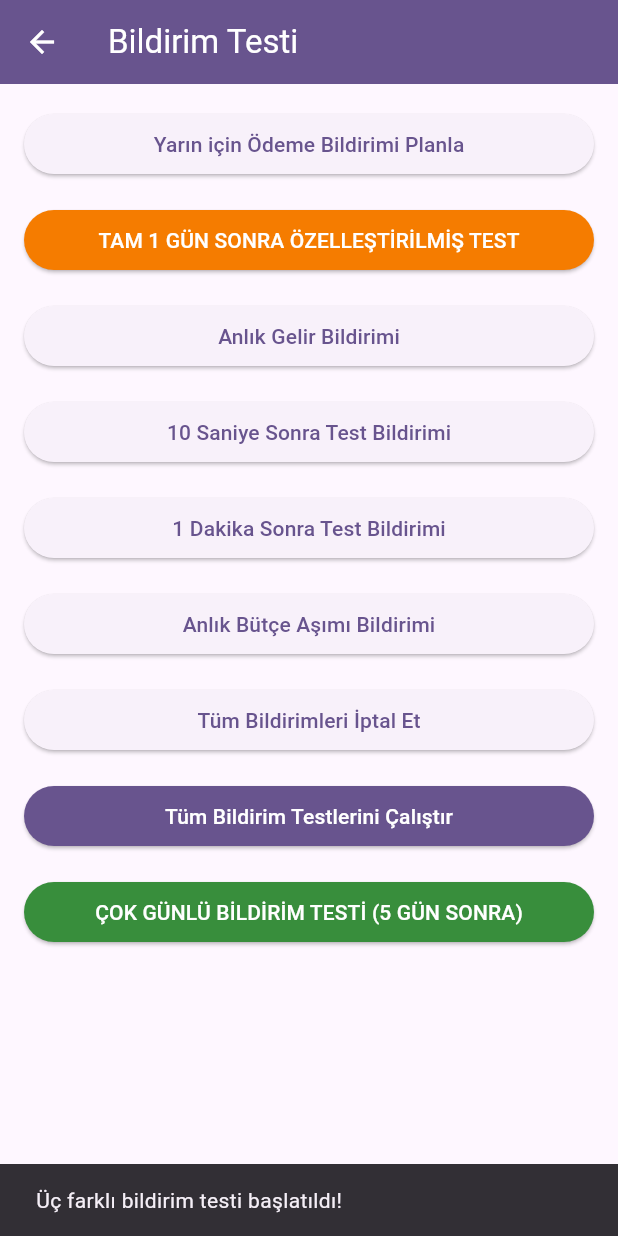
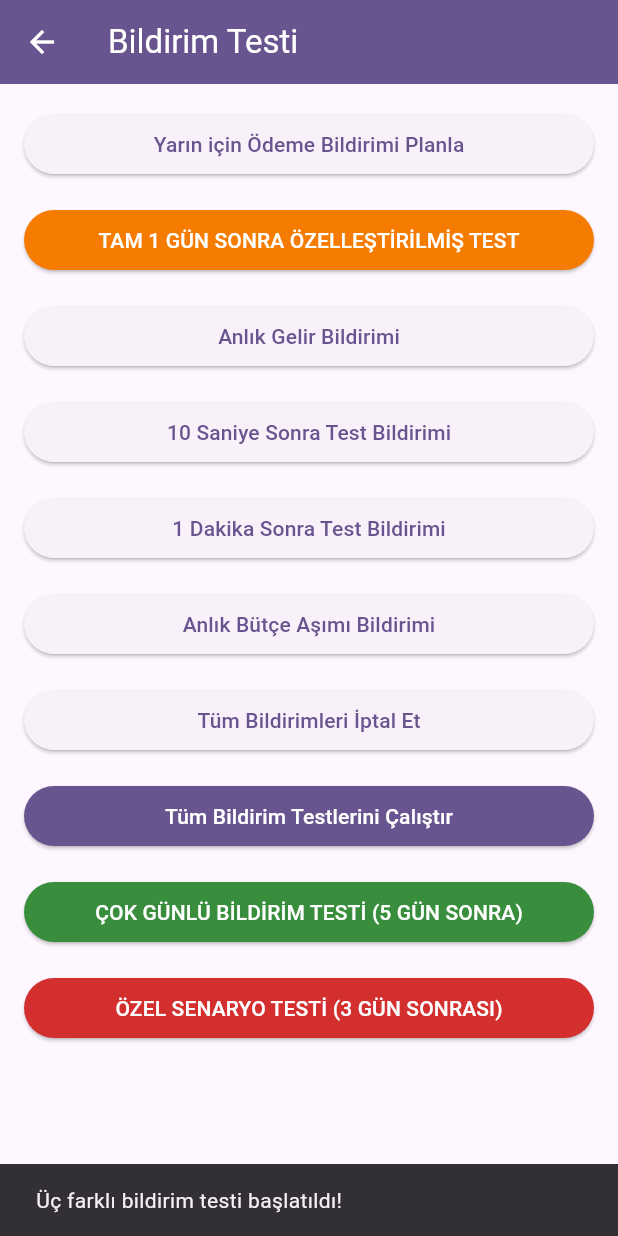
Before and after one commit to semihcamlibel/finance_app, a Flutter app: the NotificationTestPage screen opened directly, after a tap on "Tüm Bildirim Testlerini Çalıştır", on a phone screen of 412 x 824 dp. Run offline on Flutter 3.47's test engine with Material 3 defaults, Android fonts, the phone set to English and light mode, and no system bars; our stand-ins replace fl_chart, flutter_local_notifications, local_auth, shared_preferences, sqflite, timezone; accounts and stored records are empty.

Commit message:
Bildirim sistemi tamamen yeniden yapılandırıldı: Her gün için ayrı bildirim ve özel test senaryosu eklendi

```diff
--- a/lib/screens/notification_test_page.dart
+++ b/lib/screens/notification_test_page.dart
@@ -1,5 +1,6 @@
 import 'package:flutter/material.dart';
 import '../services/notification_service.dart';
+import 'package:shared_preferences/shared_preferences.dart';
 
 class NotificationTestPage extends StatelessWidget {
   const NotificationTestPage({super.key});
@@ -240,6 +241,59 @@ class NotificationTestPage extends StatelessWidget {
               },
               child: const Text('ÇOK GÜNLÜ BİLDİRİM TESTİ (5 GÜN SONRA)'),
             ),
+            const SizedBox(height: 16),
+            // Yeni "Senaryo testi" butonu - özellikle çoklu gün bildirimleri için
+            ElevatedButton(
+              style: ElevatedButton.styleFrom(
+                backgroundColor: Colors.red.shade700,
+                foregroundColor: Colors.white,
+              ),
+              onPressed: () async {
+                // Kullanıcı ayarlarını alma
+                final prefs = await SharedPreferences.getInstance();
+                final hour = prefs.getInt('notificationTimeHour') ?? 9;
+                final minute = prefs.getInt('notificationTimeMinute') ?? 0;
+                final daysBefore = prefs.getInt('notificationDaysBefore') ?? 3;
+
+                // Ayın 11'i için ödeme oluşturma (Örnek senaryo)
+                final now = DateTime.now();
+
+                // Bugünden 3 gün sonra için ödeme planla
+                final targetDay = now.day + 3;
+                final paymentDate = DateTime(
+                  now.year,
+                  now.month,
+                  targetDay, // şu andan 3 gün sonra
+                );
+
+                // Bildirim oluştur
+                NotificationService.instance.showNotification(
+                  id: 9000,
+                  title: 'ÖZEL SENARYO TESTİ',
+                  body: 'Bu bildirim, ayarlarınıza göre her gün gösterilecek: '
+                      'Hedef: ${paymentDate.day}.${paymentDate.month}.${paymentDate.year}, '
+                      'Ayar: $daysBefore gün önce, Saat: $hour:$minute',
+                  scheduledDate: paymentDate,
+                  type: 'payment',
+                );
+
+                ScaffoldMessenger.of(context).showSnackBar(
+                  SnackBar(
+                    content: Text(
+                      'ÖZEL SENARYO TEST EDİLİYOR:\n'
+                      '✓ Ayarlarınız: $daysBefore gün önce, Saat: $hour:$minute\n'
+                      '✓ Hedef Tarih: ${paymentDate.day}.${paymentDate.month}.${paymentDate.year}\n'
+                      '✓ Bugünün Tarihi: ${now.day}.${now.month}.${now.year}\n'
+                      '✓ Kalan Gün: ${paymentDate.difference(DateTime(now.year, now.month, now.day)).inDays} gün\n\n'
+                      'Ayarlarınıza göre ${daysBefore} gün boyunca her gün bildirim almalısınız!',
+                    ),
+                    duration: const Duration(seconds: 8),
+                  ),
+                );
+              },
+              child: const Text('ÖZEL SENARYO TESTİ (3 GÜN SONRASI)'),
+            ),
+            const SizedBox(height: 16),
           ],
         ),
       ),
--- a/lib/services/notification_service.dart
+++ b/lib/services/notification_service.dart
@@ -202,22 +202,20 @@ class NotificationService {
       final daysBefore = await _getNotificationDaysBefore();
       final notificationTime = await _getNotificationTime();
 
-      // Hedef tarihe kaç gün kaldığını hesaplayalım
+      // Sadece tarihleri kullanarak (saat olmadan) gün farkını hesaplayalım
       final today = DateTime(now.year, now.month, now.day);
-      final scheduleDay =
+      final targetDate =
           DateTime(scheduledDate.year, scheduledDate.month, scheduledDate.day);
-      final difference = scheduleDay.difference(today).inDays;
+      final daysUntilTarget = targetDate.difference(today).inDays;
 
       debugPrint(
-          'Hedef tarih: $scheduleDay, Bugün: $today, Fark: $difference gün, Bildirim: $daysBefore gün önce');
+          'HEDEF TARİH: $targetDate, BUGÜN: $today, KALAN GÜN: $daysUntilTarget, BİLDİRİM GÜNÜ: $daysBefore gün önce');
 
-      // Özel zamanlı bildirim mi, yoksa ayarlarda belirlenen zamana göre mi?
+      // Özel test zamanlı bildirim mi yoksa normal ayarlanmış bildirim mi?
       if (useCustomTime) {
         // Test bildirimleri için özel zaman kullan
-        // TZDateTime kullanarak yerel saat dilimine göre hesaplayalım
         final zonedTime = tz.TZDateTime.from(scheduledDate, tz.local);
 
-        // Geçmiş bir zamana bildirim planlanıyorsa
         if (zonedTime.isBefore(tz.TZDateTime.now(tz.local))) {
           debugPrint(
               'Geçmiş zaman tespit edildi, bildirim 5 saniye sonra gösterilecek');
@@ -228,33 +226,28 @@ class NotificationService {
           _scheduleExactNotification(id, title, body, zonedTime, type);
         }
       } else {
-        // Kullanıcının ayarladığı bildirim günleri için işlem yapalım
+        // Normal bildirim mantığı: Birden çok gün bildirim göndermek için
 
-        // Eğer bugün (difference günü) bildirim günleri içindeyse
-        if (0 <= difference && difference <= daysBefore) {
-          // Bugün bir bildirim gösterilmeli
-          _scheduleNotificationForToday(
-              id, title, body, notificationTime, type);
+        // Eğer tarih, bildirim gün sayısı içindeyse bildirimler gönderilsin
+        // Örnek: Hedef tarih 3 gün sonra, ve kullanıcı 3 gün önce bildirim istemiş
+        // Bu durumda bildirimler şu günlerde gönderilmeli: Bugün (3 gün kala), Yarın (2 gün kala), 2 gün sonra (1 gün kala)
+
         debugPrint(
-              'Bugün bildirim planlandı (kalan gün: $difference, bildirilecek gün: $daysBefore içinde)');
-        }
+            'Normal bildirim planlanıyor. daysUntilTarget = $daysUntilTarget, daysBefore = $daysBefore');
 
-        // Birden fazla gün bildirim göstermek için, her gün için farklı ID'lerle bildirim planla
-        // daysBefore günden başlayarak geriye doğru say ve her gün için ayrı bildirim oluştur
-        for (int i = daysBefore; i > 0; i--) {
-          // Eğer bugünkü bildirim zaten yukarıda planlandıysa atlayalım
-          if (difference == i) continue;
+        // Eğer hedef tarih, şu andan daysBefore gün veya daha az ilerideyse
+        // bugünden başlayarak her gün bildirim göstermeliyiz
+        if (daysUntilTarget <= daysBefore) {
+          // Bugünden başlayarak, hedef güne kadar her gün bildirim göster
+          // 0 = bugün, 1 = yarın, 2 = 2 gün sonra... şeklinde
+          for (int dayOffset = 0; dayOffset <= daysUntilTarget; dayOffset++) {
+            // O gün için bildirimi planla
+            final notificationDay = today.add(Duration(days: dayOffset));
 
-          // Hedef tarihten i gün öncesi için bir bildirim planla
-          final notificationDay = scheduleDay.subtract(Duration(days: i));
+            // Her gün için benzersiz ID oluştur
+            final uniqueId = id + (dayOffset * 1000);
 
-          // Eğer bildirim günü bugünden önceyse, bu günü atlayalım
-          if (notificationDay.isBefore(today)) continue;
-
-          // Her gün için benzersiz ID oluştur (temel ID + gün offseti)
-          final uniqueId = id + (i * 1000);
-
-          // O gün için bildirimi planla
+            // O gün ve kullanıcının seçtiği saat için bildirimi planla
             final notificationDateTime = DateTime(
               notificationDay.year,
               notificationDay.month,
@@ -263,17 +256,44 @@ class NotificationService {
               notificationTime.minute,
             );
 
-          final zonedTime = tz.TZDateTime.from(notificationDateTime, tz.local);
+            final zonedTime =
+                tz.TZDateTime.from(notificationDateTime, tz.local);
 
-          // Eğer bu zaman geçmişte kaldıysa, atlayalım
-          if (zonedTime.isBefore(tz.TZDateTime.now(tz.local))) {
-            debugPrint('$i gün öncesi için bildirim zamanı geçmiş, atlanıyor');
-            continue;
+            // Eğer belirlenen saat geçmişse ve bugüne ait bir bildirimse
+            if (dayOffset == 0 &&
+                zonedTime.isBefore(tz.TZDateTime.now(tz.local))) {
+              // 5 saniye sonraya planla
+              debugPrint(
+                  'Bugünkü bildirim için saat geçmiş, 5 saniye sonra gösterilecek');
+              final immediateTime =
+                  tz.TZDateTime.now(tz.local).add(const Duration(seconds: 5));
+              _scheduleExactNotification(
+                  uniqueId, title, body, immediateTime, type);
+            } else {
+              _scheduleExactNotification(
+                  uniqueId, title, body, zonedTime, type);
+              debugPrint(
+                  'Bildirim planlandı: ${daysUntilTarget - dayOffset} gün kala - '
+                  'Tarih: ${notificationDay.day}.${notificationDay.month}.${notificationDay.year} '
+                  'Saat: ${notificationTime.hour}:${notificationTime.minute} (ID: $uniqueId)');
             }
+          }
+        } else {
+          // Hedef tarih daysBefore günden daha uzak ise, bildirimleri daha sonra göstereceğiz
+          // Bu durumda şimdilik sadece hafızaya kaydedelim
+          debugPrint(
+              'Hedef tarih $daysUntilTarget gün sonra. Bildirim günlerinden ($daysBefore) daha uzak, şimdilik kaydediliyor.');
 
-          _scheduleExactNotification(uniqueId, title, body, zonedTime, type);
-          debugPrint(
-              '$i gün öncesi için bildirim planlandı: $notificationDay (ID: $uniqueId)');
+          // Yine de bildirimin kaydını tutalım
+          final scheduledDateTime = DateTime(
+            targetDate.year,
+            targetDate.month,
+            targetDate.day,
+            notificationTime.hour,
+            notificationTime.minute,
+          );
+
+          _saveScheduledNotification(id, title, body, scheduledDateTime, type);
         }
       }
     } catch (e) {
@@ -410,6 +430,11 @@ class NotificationService {
       // Tüm bildirimleri iptal edelim (temiz başlangıç)
       await _notifications.cancelAll();
 
+      final now = DateTime.now();
+      final today = DateTime(now.year, now.month, now.day);
+      final notificationTime = await _getNotificationTime();
+      final daysBefore = await _getNotificationDaysBefore();
+
       // Her bir bildirimi yeniden planlayalım
       for (final notificationData in notifications) {
         final parts = notificationData.split('|');
@@ -422,16 +447,63 @@ class NotificationService {
             DateTime.fromMillisecondsSinceEpoch(int.tryParse(parts[3]) ?? 0);
         final type = parts[4];
 
-        // Sadece gelecekteki bildirimleri yeniden planla
-        if (scheduledDate.isAfter(DateTime.now())) {
-          await showNotification(
-            id: id,
-            title: title,
-            body: body,
-            scheduledDate: scheduledDate,
-            type: type,
-            useCustomTime: true,
+        // Hedef tarihin sadece gün/ay/yıl kısmını kullan
+        final targetDate = DateTime(
+            scheduledDate.year, scheduledDate.month, scheduledDate.day);
+
+        // Hedef tarih bugünden sonra ise bildirimleri yeniden planlayalım
+        if (targetDate.isAfter(today) || targetDate.isAtSameMomentAs(today)) {
+          // Gün farkını hesapla
+          final daysUntilTarget = targetDate.difference(today).inDays;
+
+          debugPrint(
+              'Eski bildirimi yeniden planlama: ID=$id, Hedef=$targetDate, Kalan=$daysUntilTarget gün');
+
+          // Eğer hedef tarih, bildirim gün sayısı içindeyse bildirimleri oluştur
+          if (daysUntilTarget <= daysBefore) {
+            // Bugünden başlayarak, hedef güne kadar (dahil) her gün bildirim planla
+            for (int dayOffset = 0; dayOffset <= daysUntilTarget; dayOffset++) {
+              final notificationDay = today.add(Duration(days: dayOffset));
+              final uniqueId = id + (dayOffset * 1000);
+
+              final notificationDateTime = DateTime(
+                notificationDay.year,
+                notificationDay.month,
+                notificationDay.day,
+                notificationTime.hour,
+                notificationTime.minute,
               );
+
+              final zonedTime =
+                  tz.TZDateTime.from(notificationDateTime, tz.local);
+
+              // Bugün için ve saat geçtiyse, 5 saniye sonraya planla
+              if (dayOffset == 0 &&
+                  zonedTime.isBefore(tz.TZDateTime.now(tz.local))) {
+                final immediateTime =
+                    tz.TZDateTime.now(tz.local).add(const Duration(seconds: 5));
+                _scheduleExactNotification(
+                    uniqueId, title, body, immediateTime, type);
+
+                debugPrint(
+                    'Geçmiş saatli bugünkü bildirim hemen planlandı: ID=$uniqueId');
+              } else {
+                _scheduleExactNotification(
+                    uniqueId, title, body, zonedTime, type);
+
+                debugPrint('Yeniden planlanan bildirim: ID=$uniqueId, '
+                    '${daysUntilTarget - dayOffset} gün kala (${notificationDay.day}.${notificationDay.month})');
+              }
+            }
+          } else {
+            // Henüz bildirim zamanı gelmemiş, tekrar kaydet
+            _saveScheduledNotification(id, title, body, scheduledDate, type);
+            debugPrint(
+                'Hedef tarih ($daysUntilTarget gün) bildirim zamanından uzak, tekrar kaydedildi.');
+          }
+        } else {
+          debugPrint(
+              'Geçmiş tarihli bildirim atlandı: ID=$id, Tarih=$scheduledDate');
         }
       }
 
@@ -572,19 +644,40 @@ class NotificationService {
         useCustomTime: true,
       );
 
-      // 4. Bugün için (1 gün önce) planlı bildirim testi
-      final tomorrow = DateTime.now().add(const Duration(days: 1));
+      // 4. Ayarlardaki günlük bildirim testi
+      final now = DateTime.now();
+      final daysBefore = await _getNotificationDaysBefore();
+      final tomorrow = DateTime(now.year, now.month, now.day + 1);
+
+      // Yarın için bildirim planla, kullanıcının gün ayarlarına göre
       await showNotification(
         id: 9996,
-        title: "Yarın için Planlı Ödeme Bildirimi",
+        title: "AYARLARA GÖRE BİLDİRİM TESTİ",
         body:
-            "Bu bildirim yarın (${tomorrow.day}.${tomorrow.month}.${tomorrow.year}) için planlanmış bir ödeme bildirimini simüle eder. Bugün gösterilmelidir.",
+            "Bu bildirim yarın (${tomorrow.day}.${tomorrow.month}) için bir ödeme bildirimidir. "
+            "Eğer ayarlarda $daysBefore gün seçtiyseniz ve bugün gösteriliyorsa, sistem doğru çalışıyor.",
         scheduledDate: tomorrow,
+        type: 'payment',
+        // useCustomTime false olduğu için kullanıcının ayarlarına göre bildirim zamanlanır
+      );
+
+      // 5. Özel olarak tam 3 gün sonra için bildirim - belirlenen gün sayısına göre test
+      final threeDaysLater = DateTime(now.year, now.month, now.day + 3);
+      await showNotification(
+        id: 9995,
+        title: "3 GÜN SONRA İÇİN BİLDİRİM",
+        body: "Bu bildirim 3 gün sonra olan bir ödeme için test. "
+            "Ayarlarda seçilen gün sayısına göre her gün tekrarlayacak şekilde planlandı.",
+        scheduledDate: threeDaysLater,
         type: 'payment',
       );
 
-      debugPrint(
-          "Test bildirimleri oluşturuldu: Anlık, 30 saniye sonra, 1 dakika sonra ve Yarın bildirimi");
+      debugPrint("Test bildirimleri oluşturuldu:\n"
+          "1. Anlık bildirim\n"
+          "2. 30 saniye sonra bildirim\n"
+          "3. 1 dakika sonra bildirim\n"
+          "4. Yarın için bildirim (ayarlara göre bugün gösterilir veya gösterilmez)\n"
+          "5. 3 gün sonra için bildirim (ayarlara göre her gün bildirim gösterilir)");
     } catch (e) {
       debugPrint('Bildirim testleri çalıştırılırken hata: $e');
     }
```
Lines whose indentation alone changed are shown as unchanged.
